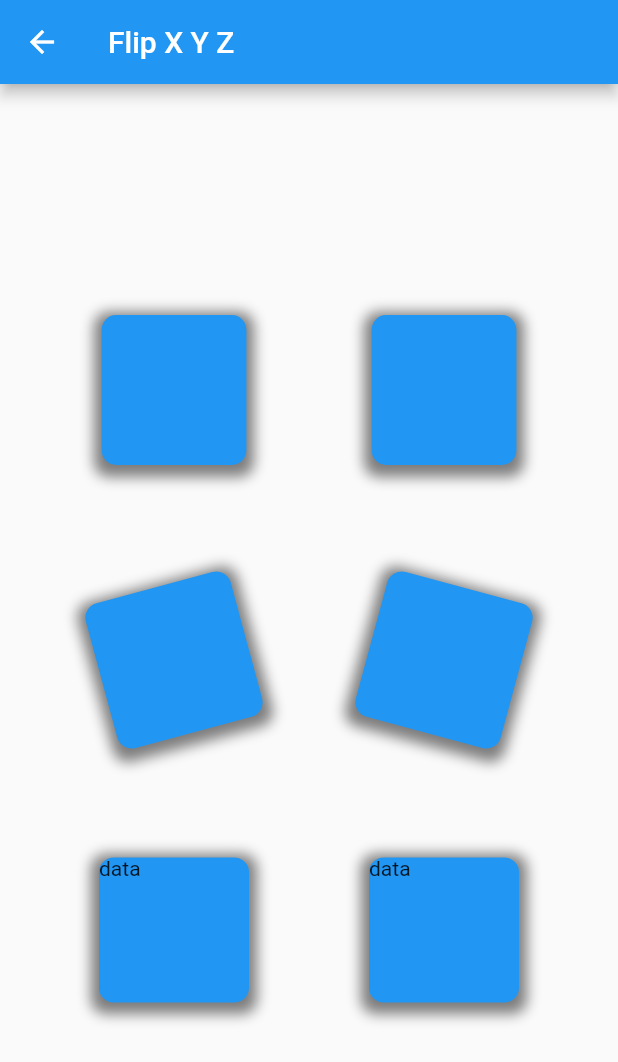
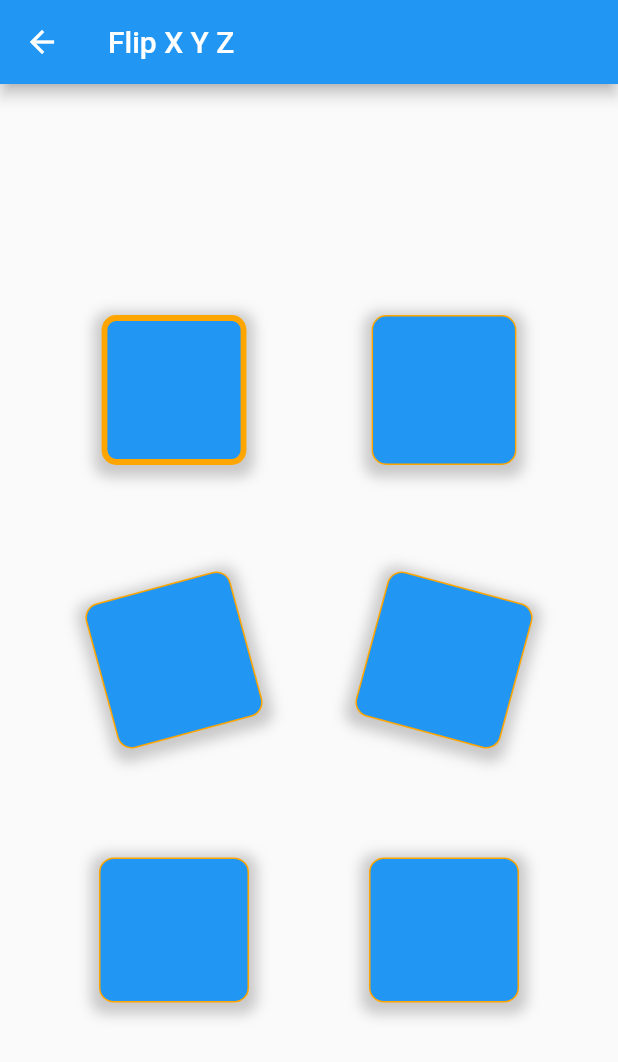
Before and after one commit to saagarkafle/projectB, a Flutter app: the FlipY screen opened by its route, on a phone screen of 412 x 824 dp. Shown: the top 1062 px of the screen. Run offline on Flutter 3.47's test engine with Material 2 defaults, Android fonts, the phone set to English and light mode, and no system bars; our stand-ins replace accordion, curved_navigation_bar, flutter_modular, flutter_screenutil, google_fonts, just_audio and 2 more.

Commit message:
code refactor

```diff
--- a/lib/UI/screens/filp_card.dart
+++ b/lib/UI/screens/filp_card.dart
@@ -1,6 +1,8 @@
 import 'dart:math';
 
 import 'package:flutter/material.dart';
+
+import '../widgets/flip_card.dart';
 
 class FlipY extends StatefulWidget {
   const FlipY({super.key});
@@ -40,110 +42,25 @@ class _FlipYState extends State<FlipY> with SingleTickerProviderStateMixin {
             spacing: 80,
             runSpacing: 80,
             children: [
-              Transform(
-                alignment: Alignment.center,
+              FlipCard(
                 transform: Matrix4.identity()..rotateY(((_animation.value))),
-                child: Container(
-                    height: 100,
-                    width: 100,
-                    decoration: BoxDecoration(
-                        color: Colors.blue,
-                        borderRadius: BorderRadius.circular(10),
-                        boxShadow: [
-                          BoxShadow(
-                              color: Colors.black.withOpacity(0.5),
-                              spreadRadius: 5,
-                              blurRadius: 7,
-                              offset: const Offset(0, 3))
-                        ])),
+                borderWidth: 4,
               ),
-              Transform(
-                alignment: Alignment.center,
+              FlipCard(
                 transform: Matrix4.identity()..rotateY(((-_animation.value))),
-                child: Container(
-                    height: 100,
-                    width: 100,
-                    decoration: BoxDecoration(
-                        color: Colors.blue,
-                        borderRadius: BorderRadius.circular(10),
-                        boxShadow: [
-                          BoxShadow(
-                              color: Colors.black.withOpacity(0.5),
-                              spreadRadius: 5,
-                              blurRadius: 7,
-                              offset: const Offset(0, 3))
-                        ])),
               ),
-              Transform(
-                alignment: Alignment.center,
+              FlipCard(
                 transform: Matrix4.identity()..rotateZ(((_animation.value))),
-                child: Container(
-                    height: 100,
-                    width: 100,
-                    decoration: BoxDecoration(
-                        color: Colors.blue,
-                        borderRadius: BorderRadius.circular(10),
-                        boxShadow: [
-                          BoxShadow(
-                              color: Colors.black.withOpacity(0.5),
-                              spreadRadius: 5,
-                              blurRadius: 7,
-                              offset: const Offset(0, 3))
-                        ])),
               ),
-              Transform(
-                alignment: Alignment.center,
+              FlipCard(
                 transform: Matrix4.identity()..rotateZ(((-_animation.value))),
-                child: Container(
-                    height: 100,
-                    width: 100,
-                    decoration: BoxDecoration(
-                        color: Colors.blue,
-                        borderRadius: BorderRadius.circular(10),
-                        boxShadow: [
-                          BoxShadow(
-                              color: Colors.black.withOpacity(0.5),
-                              spreadRadius: 5,
-                              blurRadius: 7,
-                              offset: const Offset(0, 3))
-                        ])),
               ),
-              Transform(
-                alignment: Alignment.center,
+              FlipCard(
                 transform: Matrix4.identity()..rotateX(((_animation.value))),
-                child: Container(
-                    height: 100,
-                    width: 100,
-                    decoration: BoxDecoration(
-                        color: Colors.blue,
-                        borderRadius: BorderRadius.circular(10),
-                        boxShadow: [
-                          BoxShadow(
-                              color: Colors.black.withOpacity(0.5),
-                              spreadRadius: 5,
-                              blurRadius: 7,
-                              offset: const Offset(0, 3))
-                        ]),
-                    child: const Text('data')),
               ),
-              Transform(
-                alignment: Alignment.center,
+              FlipCard(
                 transform: Matrix4.identity()
                   ..rotateX(((_animation.value * -1))),
-                child: Container(
-                    height: 100,
-                    width: 100,
-                    decoration: BoxDecoration(
-                        color: Colors.blue,
-                        borderRadius: BorderRadius.circular(10),
-                        boxShadow: [
-                          BoxShadow(
-                              color: Colors.black.withOpacity(0.5),
-                              spreadRadius: 5,
-                              blurRadius: 7,
-                              offset: const Offset(0, 3))
-                        ]),
-                    child: const Text('data')),
               ),
             ],
           );
--- a/lib/UI/screens/home_page.dart
+++ b/lib/UI/screens/home_page.dart
@@ -75,7 +75,7 @@ class HomePage extends StatelessWidget {
                         title: 'Loading',
                         onPressed: () => Modular.to.pushNamed('/loading')),
                     CustomCard(
-                        title: 'Transform',
+                        title: 'Flip Card',
                         onPressed: () => Modular.to.pushNamed('/flip')),
                   ],
                 ),
--- a/lib/UI/screens/stretchy_header.dart
+++ b/lib/UI/screens/stretchy_header.dart
@@ -19,8 +19,8 @@ class _StretchyHeaderState extends State<StretchyHeader> {
         slivers: [
           SliverAppBar(
             pinned: true,
-
-            // backgroundColor: Colors.orangeAccent,
+            excludeHeaderSemantics:
+                true, // backgroundColor: Colors.orangeAccent,
             expandedHeight: 350,
             stretchTriggerOffset: 200,
             stretch: true,
@@ -28,7 +28,7 @@ class _StretchyHeaderState extends State<StretchyHeader> {
               stretchModes: const [
                 StretchMode.zoomBackground,
                 StretchMode.fadeTitle,
-                StretchMode.blurBackground,
+                // StretchMode.blurBackground,
               ],
               title: const Text('This is Pokhara'),
               centerTitle: true,
--- /dev/null
+++ b/lib/UI/widgets/flip_card.dart
@@ -0,0 +1,40 @@
+// ignore_for_file: public_member_api_docs, sort_constructors_first
+import 'package:flutter/material.dart';
+
+import '../../constants/colours.dart';
+
+class FlipCard extends StatelessWidget {
+  Matrix4 transform;
+  double? size, borderWidth;
+  Color? color;
+  FlipCard(
+      {Key? key,
+      required this.transform,
+      this.size,
+      this.color,
+      this.borderWidth})
+      : super(key: key);
+
+  @override
+  Widget build(BuildContext context) {
+    return Transform(
+      alignment: Alignment.center,
+      transform: transform,
+      child: Container(
+          height: size ?? 100,
+          width: size ?? 100,
+          decoration: BoxDecoration(
+              border: Border.all(
+                  width: borderWidth ?? 1, color: AppColors.orangeColor),
+              color: color ?? Colors.blue,
+              borderRadius: BorderRadius.circular(10),
+              boxShadow: [
+                BoxShadow(
+                    color: Colors.black.withOpacity(0.2),
+                    spreadRadius: 5,
+                    blurRadius: 7,
+                    offset: const Offset(0, 3))
+              ])),
+    );
+  }
+}
```
Also changed, not shown: 1 other file.
